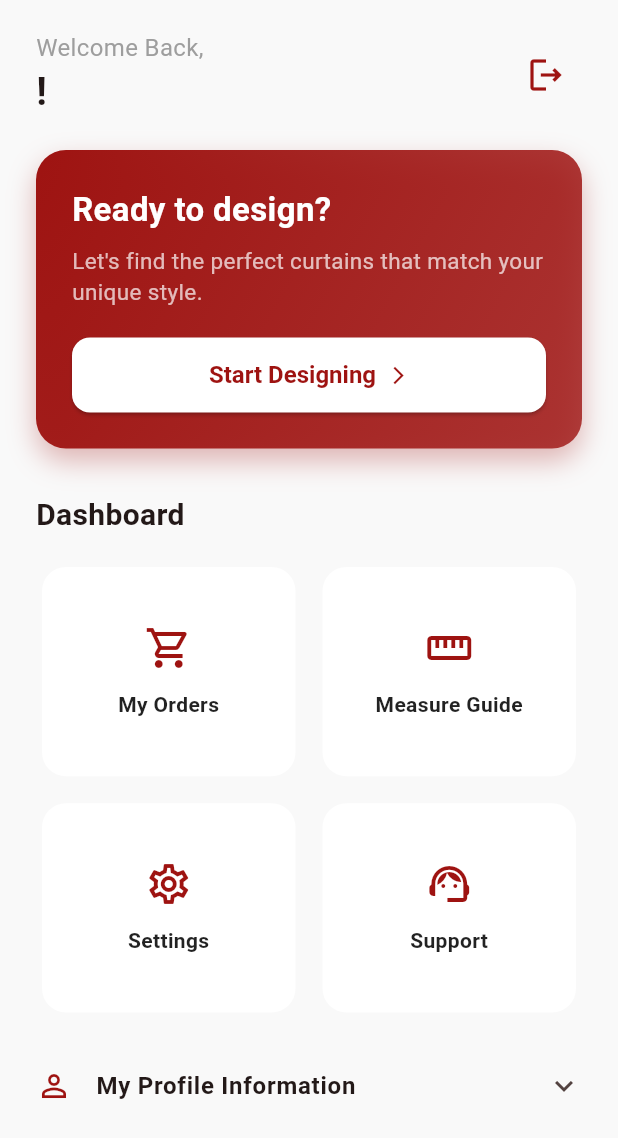
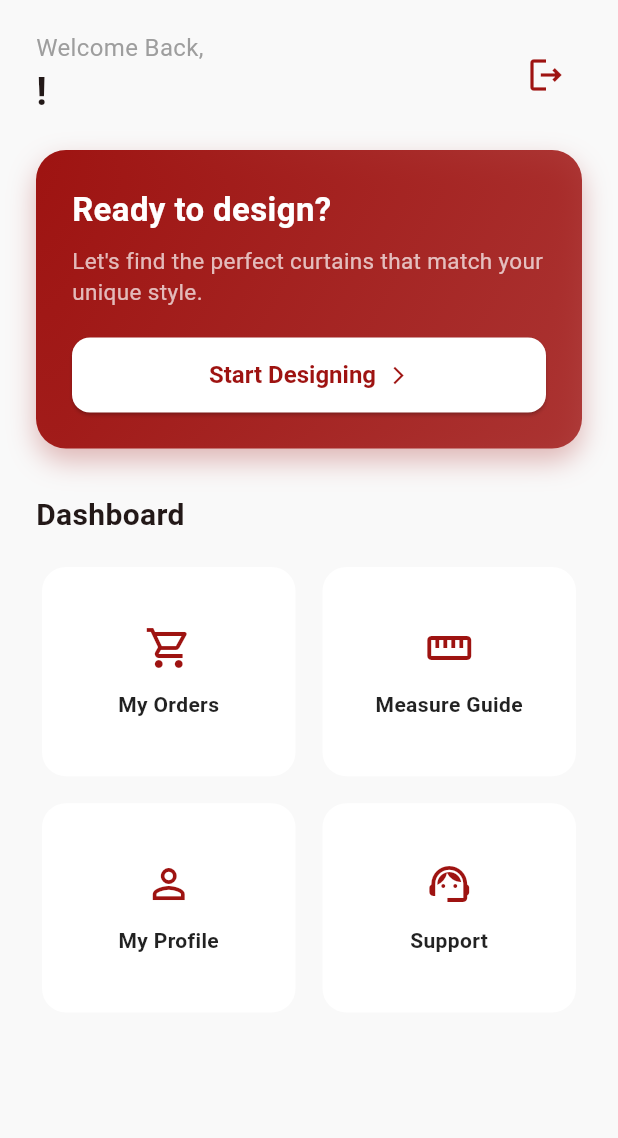
Before and after one commit to arepudin/fyp_2, a Flutter app: the HomePage screen opened directly, on a phone screen of 412 x 824 dp. Shown: the top 1138 px of the screen. Run offline on Flutter 3.47's test engine with Material 3 defaults, Android fonts, the light colour scheme and no system bars; our stand-ins replace flutter_svg, google_sign_in, shared_preferences, supabase_flutter; accounts and stored records are empty.

Commit message:
update_7

```diff
--- a/lib/screens/customers/home_page.dart
+++ b/lib/screens/customers/home_page.dart
@@ -3,6 +3,7 @@ import '../../constants/supabase.dart';
 import '../sign_in.dart';
 import 'curtain_preference.dart';
 import 'my_order.dart';
+import 'my_profile.dart';
 import 'support.dart';
 
 class HomePage extends StatefulWidget {
@@ -110,8 +111,7 @@ class _HomePageState extends State<HomePage> {
               // Secondary Action Cards
               _buildSecondaryActionGrid(context),
 
-              // Profile Details Expansion Tile
-              _buildProfileDetails(),
+              // 4. REMOVED the profile details ExpansionTile from here
 
             ],
           ),
@@ -166,13 +166,13 @@ class _HomePageState extends State<HomePage> {
           color: primaryRed,
           borderRadius: BorderRadius.circular(20),
           gradient: LinearGradient(
-            colors: [primaryRed, primaryRed.withOpacity(0.8)],
+            colors: [primaryRed, primaryRed.withAlpha(204)],
             begin: Alignment.topLeft,
             end: Alignment.bottomRight,
           ),
           boxShadow: [
             BoxShadow(
-              color: primaryRed.withOpacity(0.3),
+              color: primaryRed.withAlpha(75),
               blurRadius: 15,
               offset: const Offset(0, 8),
             )
@@ -233,6 +233,7 @@ class _HomePageState extends State<HomePage> {
     );
   }
 
+  // 2. UPDATED THIS METHOD
   Widget _buildSecondaryActionGrid(BuildContext context) {
     return GridView.count(
       shrinkWrap: true,
@@ -247,7 +248,6 @@ class _HomePageState extends State<HomePage> {
           icon: Icons.shopping_cart_outlined,
           title: 'My Orders',
           onTap: () {
-            // Navigate to the My Orders screen
             Navigator.push(
               context,
               MaterialPageRoute(builder: (_) => const MyOrdersScreen()),
@@ -260,13 +260,17 @@ class _HomePageState extends State<HomePage> {
           onTap: () { /* TODO: Navigate to Measurement Guide Page */ },
         ),
         _buildActionCard(
-          icon: Icons.settings_outlined,
-          title: 'Settings',
+          icon: Icons.person_outline,
+          title: 'My Profile',
           onTap: () {
-            /*Navigator.push(
-              context,
-              MaterialPageRoute(builder: (_) => const SettingsScreen()),
-            );*/
+            if (userProfile != null) {
+              Navigator.push(
+                context,
+                MaterialPageRoute(
+                  builder: (_) => MyProfilePage(userProfile: userProfile!),
+                ),
+              );
+            }
           },
         ),
         _buildActionCard(
@@ -292,7 +296,6 @@ class _HomePageState extends State<HomePage> {
         color: Colors.white,
         shape: RoundedRectangleBorder(
           borderRadius: BorderRadius.circular(16),
-          // side: BorderSide(color: Colors.grey.shade200),
         ),
         child: Column(
           mainAxisAlignment: MainAxisAlignment.center,
@@ -309,63 +312,4 @@ class _HomePageState extends State<HomePage> {
       ),
     );
   }
-
-  Widget _buildProfileDetails() {
-    return Padding(
-      padding: const EdgeInsets.symmetric(horizontal: 16.0, vertical: 16.0),
-      child: Theme(
-        // Override the divider color to be transparent
-        data: Theme.of(context).copyWith(dividerColor: Colors.transparent),
-        child: ExpansionTile(
-          tilePadding: const EdgeInsets.symmetric(horizontal: 8.0),
-          leading: const Icon(Icons.person_outline, color: primaryRed),
-          title: const Text(
-            'My Profile Information',
-            style: TextStyle(fontWeight: FontWeight.w600),
-          ),
-          children: [
-            Container(
-              padding: const EdgeInsets.all(16),
-              decoration: BoxDecoration(
-                color: Colors.white,
-                borderRadius: BorderRadius.circular(12)
-              ),
-              child: Column(
-                children: [
-                  _buildInfoRow(Icons.email_outlined, 'Email', userProfile?['email']),
-                  _buildInfoRow(Icons.phone_outlined, 'Phone', userProfile?['phone_number']),
-                  _buildInfoRow(Icons.location_on_outlined, 'Address', userProfile?['address']),
-                ],
-              ),
-            )
-          ],
-        ),
-      ),
-    );
-  }
-
-  Widget _buildInfoRow(IconData icon, String label, String? value) {
-    return Padding(
-      padding: const EdgeInsets.only(bottom: 12),
-      child: Row(
-        crossAxisAlignment: CrossAxisAlignment.start,
-        children: [
-          Icon(icon, color: Colors.grey, size: 20),
-          const SizedBox(width: 16),
-          Text(
-            '$label: ',
-            style: const TextStyle(fontWeight: FontWeight.w500, color: Colors.black54),
-          ),
-          Expanded(
-            child: Text(
-              value ?? 'Not provided',
-              style: const TextStyle(
-                color: Colors.black,
-              ),
-            ),
-          ),
-        ],
-      ),
-    );
-  }
 }
```
Also changed, not shown: lib/screens/customers/my_profile.dart (added, +133 -0 lines), lib/screens/customers/recommendation_results.dart (+12 -7 lines).
